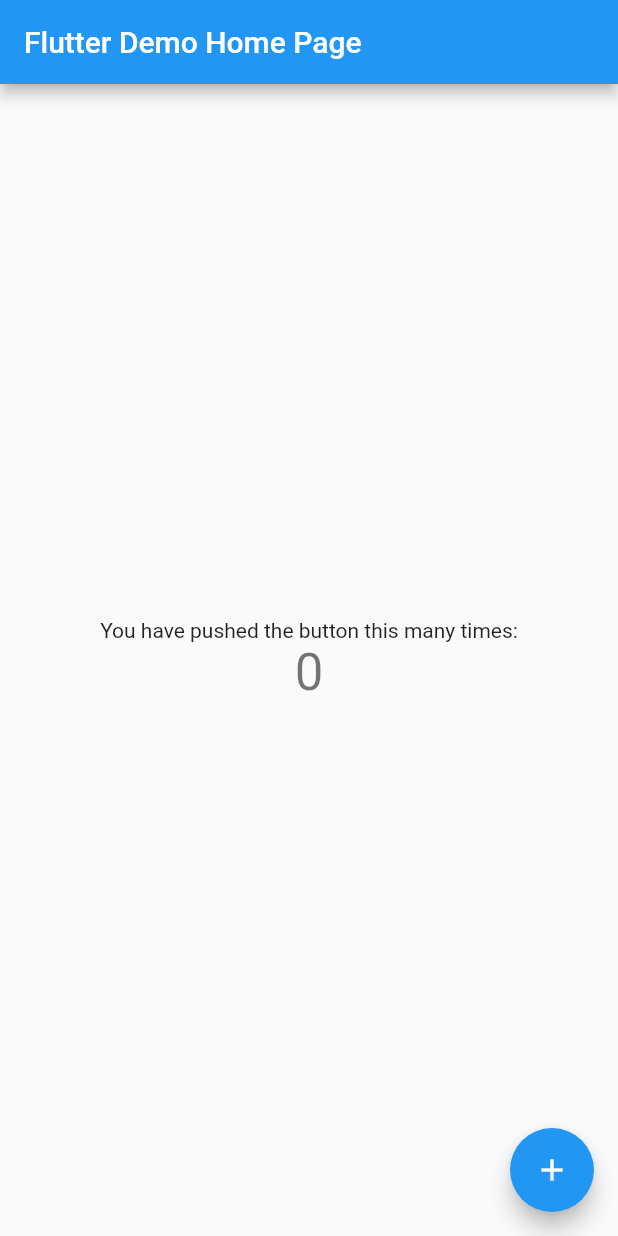
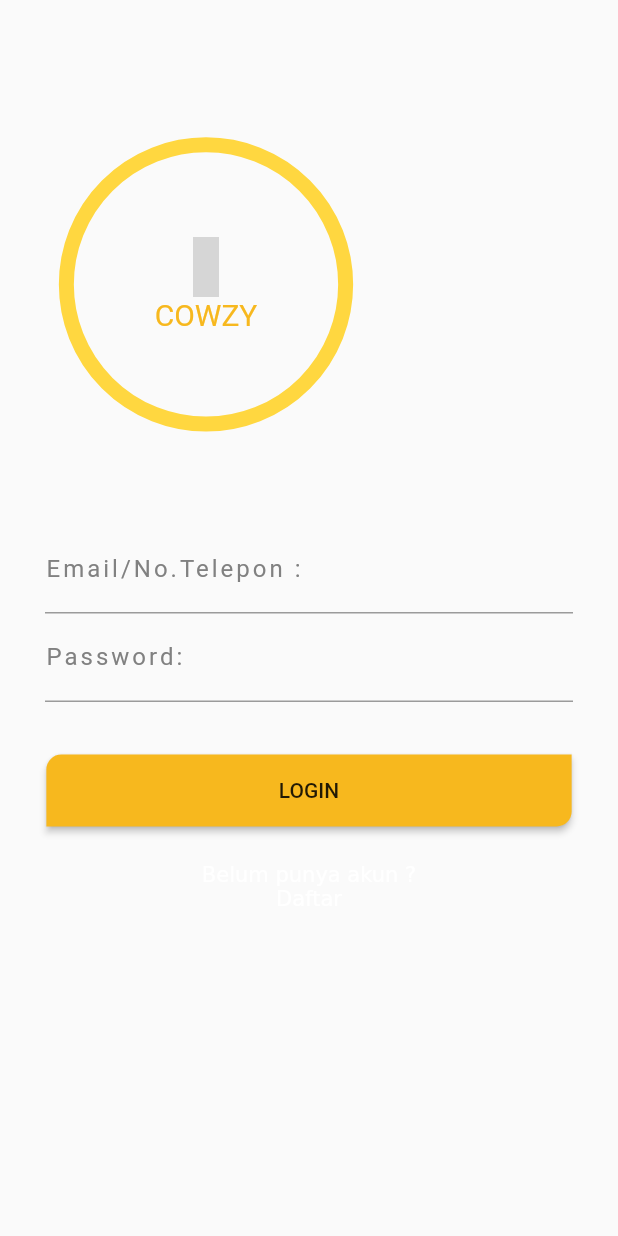
Before and after one commit to AbyanAhmad/prak-app, a Flutter app: the screen it shows after launch, on a phone screen of 412 x 824 dp. Run offline on Flutter 3.47's test engine with Material 2 defaults, Android fonts, the phone set to English and light mode, and no system bars; statements that could not run were skipped; grey boxes are pictures that could not be loaded.

Commit message:
Login Page

```diff
--- a/lib/main.dart
+++ b/lib/main.dart
@@ -1,117 +1,20 @@
 import 'package:flutter/material.dart';
-
+import 'package:prak_ppl/ui/login.dart';
 void main() {
   runApp(MyApp());
 }
 
-class MyApp extends StatelessWidget {
-  // This widget is the root of your application.
+class MyApp extends StatefulWidget {
+  @override
+  _MyAppState createState() => _MyAppState();
+}
+
+class _MyAppState extends State<MyApp> {
   @override
   Widget build(BuildContext context) {
     return MaterialApp(
-      title: 'Flutter Demo',
-      theme: ThemeData(
-        // This is the theme of your application.
-        //
-        // Try running your application with "flutter run". You'll see the
-        // application has a blue toolbar. Then, without quitting the app, try
-        // changing the primarySwatch below to Colors.green and then invoke
-        // "hot reload" (press "r" in the console where you ran "flutter run",
-        // or simply save your changes to "hot reload" in a Flutter IDE).
-        // Notice that the counter didn't reset back to zero; the application
-        // is not restarted.
-        primarySwatch: Colors.blue,
-        // This makes the visual density adapt to the platform that you run
-        // the app on. For desktop platforms, the controls will be smaller and
-        // closer together (more dense) than on mobile platforms.
-        visualDensity: VisualDensity.adaptivePlatformDensity,
-      ),
-      home: MyHomePage(title: 'Flutter Demo Home Page'),
+      debugShowCheckedModeBanner: false,
+      home: Login(),
     );
   }
 }
-
-class MyHomePage extends StatefulWidget {
-  MyHomePage({Key key, this.title}) : super(key: key);
-
-  // This widget is the home page of your application. It is stateful, meaning
-  // that it has a State object (defined below) that contains fields that affect
-  // how it looks.
-
-  // This class is the configuration for the state. It holds the values (in this
-  // case the title) provided by the parent (in this case the App widget) and
-  // used by the build method of the State. Fields in a Widget subclass are
-  // always marked "final".
-
-  final String title;
-
-  @override
-  _MyHomePageState createState() => _MyHomePageState();
-}
-
-class _MyHomePageState extends State<MyHomePage> {
-  int _counter = 0;
-
-  void _incrementCounter() {
-    setState(() {
-      // This call to setState tells the Flutter framework that something has
-      // changed in this State, which causes it to rerun the build method below
-      // so that the display can reflect the updated values. If we changed
-      // _counter without calling setState(), then the build method would not be
-      // called again, and so nothing would appear to happen.
-      _counter++;
-    });
-  }
-
-  @override
-  Widget build(BuildContext context) {
-    // This method is rerun every time setState is called, for instance as done
-    // by the _incrementCounter method above.
-    //
-    // The Flutter framework has been optimized to make rerunning build methods
-    // fast, so that you can just rebuild anything that needs updating rather
-    // than having to individually change instances of widgets.
-    return Scaffold(
-      appBar: AppBar(
-        // Here we take the value from the MyHomePage object that was created by
-        // the App.build method, and use it to set our appbar title.
-        title: Text(widget.title),
-      ),
-      body: Center(
-        // Center is a layout widget. It takes a single child and positions it
-        // in the middle of the parent.
-        child: Column(
-          // Column is also a layout widget. It takes a list of children and
-          // arranges them vertically. By default, it sizes itself to fit its
-          // children horizontally, and tries to be as tall as its parent.
-          //
-          // Invoke "debug painting" (press "p" in the console, choose the
-          // "Toggle Debug Paint" action from the Flutter Inspector in Android
-          // Studio, or the "Toggle Debug Paint" command in Visual Studio Code)
-          // to see the wireframe for each widget.
-          //
-          // Column has various properties to control how it sizes itself and
-          // how it positions its children. Here we use mainAxisAlignment to
-          // center the children vertically; the main axis here is the vertical
-          // axis because Columns are vertical (the cross axis would be
-          // horizontal).
-          mainAxisAlignment: MainAxisAlignment.center,
-          children: <Widget>[
-            Text(
-              'You have pushed the button this many times:',
-            ),
-            Text(
-              '$_counter',
-              style: Theme.of(context).textTheme.headline4,
-            ),
-          ],
-        ),
-      ),
-      floatingActionButton: FloatingActionButton(
-        onPressed: _incrementCounter,
-        tooltip: 'Increment',
-        child: Icon(Icons.add),
-      ), // This trailing comma makes auto-formatting nicer for build methods.
-    );
-  }
-}
--- /dev/null
+++ b/lib/ui/login.dart
@@ -0,0 +1,220 @@
+import 'package:flutter/material.dart';
+
+
+
+
+
+class Login extends StatefulWidget {
+  @override
+  _LoginState createState() => _LoginState();
+}
+
+class _LoginState extends State<Login> {
+  double getSmallDiameter(BuildContext context) =>
+      MediaQuery.of(context).size.width * 2 / 3;
+  double getBigDiameter(BuildContext context) =>
+      MediaQuery.of(context).size.width * 7 / 8;
+
+  PostResult login;
+  DialogBox dialogBox;
+  TextEditingController phoneNumber = TextEditingController();
+  TextEditingController password = TextEditingController();
+
+
+  @override
+  void initState() {
+    super.initState();
+    Hive.registerAdapter(
+      UserDataAdapter(),
+    );
+    _openBox();
+  }
+
+  Future _openBox() async {
+    var dir = await getApplicationDocumentsDirectory();
+    Hive.init(dir.path);
+    return;
+  }
+
+  Widget build(BuildContext context) {
+    return Scaffold(
+      body: Stack(
+        children: <Widget>[
+          Positioned(
+            left: getSmallDiameter(context) / 7,
+            top: getSmallDiameter(context) / 3,
+            child: Container(
+              child: Column(
+                mainAxisAlignment: MainAxisAlignment.center,
+                children: <Widget>[
+                  Icon(
+                    Car.car_solid,
+                    size: 40,
+                  ),
+                  Text("COWZY",
+                      style: TextStyle(
+                          color: Color(0xFFFFF7B81E), fontSize: 20.0)),
+                ],
+              ),
+              width: getSmallDiameter(context) / 1.4,
+              height: getSmallDiameter(context) / 1.4,
+              decoration: new BoxDecoration(
+                borderRadius:
+                    new BorderRadius.circular(getSmallDiameter(context) / 2),
+                border: new Border.all(
+                  width: 10.0,
+                  color: Colors.amberAccent,
+                ),
+              ),
+            ),
+          ),
+          Align(
+            alignment: Alignment.bottomCenter,
+            child: ListView(
+              children: <Widget>[
+                Container(
+                  decoration:
+                      BoxDecoration(borderRadius: BorderRadius.circular(5)),
+                  margin: EdgeInsets.fromLTRB(20, 350, 20, 10),
+                  padding: EdgeInsets.fromLTRB(10, 0, 10, 25),
+                  child: Column(
+                    children: <Widget>[
+                      TextField(
+                        onChanged: (phone) {
+                          setState(() {});
+                        },
+                        controller: phoneNumber,
+                        decoration: InputDecoration(
+                          focusedBorder: UnderlineInputBorder(
+                            borderSide: BorderSide(color: Color(0xFFFF818181)),
+                          ),
+                          labelText: "Email/No.Telepon : ",
+                          labelStyle: TextStyle(
+                              color: Color(0xFFFF818181), letterSpacing: 2.0),
+                        ),
+                      ),
+                      TextField(
+                        onChanged: (passw) {
+                          setState(() {});
+                        },
+                        controller: password,
+                        obscureText: true,
+                        decoration: InputDecoration(
+                          focusedBorder: UnderlineInputBorder(
+                            borderSide: BorderSide(color: Color(0xFFFF818181)),
+                          ),
+                          labelText: "Password: ",
+                          labelStyle: TextStyle(
+                              color: Color(0xFFFF818181), letterSpacing: 2.0),
+                        ),
+                      )
+                    ],
+                  ),
+                ),
+                Align(
+                  alignment: Alignment.bottomCenter,
+                  child: MaterialButton(
+                    minWidth: MediaQuery.of(context).size.width * 0.85,
+                    height: 48.0,
+                    elevation: 2.0,
+                    //child: RaisedButton(
+                    color: Color(0xFFFFF7B81E),
+                    shape: RoundedRectangleBorder(
+                      borderRadius: BorderRadius.only(
+                          topLeft: Radius.circular(10),
+                          bottomRight: Radius.circular(10)),
+                    ),
+                    onPressed: () {
+                      PostResult.connectToApI(phoneNumber.text, password.text)
+                          .then((value) {
+                        login = value;
+                        setState(() async {
+                          if (login.message == null) {
+                            Navigator.pushReplacement(
+                              context,
+                              PageTransition(
+                                  child: Home(), type: PageTransitionType.fade),
+                            ) ;
+                            var userDataBox = Hive.box("UserData");
+                            userDataBox.add(UserData(phoneNumber.toString(), 1));
+                          } else {
+                            await DialogBox.showCustomAlertBox(
+                                context: context,
+                                firstButton: MaterialButton(
+                                  shape: RoundedRectangleBorder(
+                                    borderRadius: BorderRadius.circular(40),
+                                  ),
+                                  color: Colors.white,
+                                  child: Text('Ok'),
+                                  onPressed: () {
+                                    Navigator.of(context).pop();
+                                  },
+                                ),
+                                yourWidget: Container(
+                                  child: Text(login.message),
+                                ));
+                          }
+                        });
+                      });
+                    },
+                    child: Text(
+                      "LOGIN",
+                      style: GoogleFonts.montserrat(
+                        textStyle: TextStyle(
+                          fontSize: 15,
+                          fontStyle: FontStyle.normal,
+                          color: Colors.white,
+                          fontWeight: FontWeight.bold,
+                          letterSpacing: 3,
+                        ),
+                      ),
+                    ),
+                    //),
+                  ),
+                ),
+                SizedBox(height: 24),
+                RichText(
+                  textAlign: TextAlign.center,
+                  text: TextSpan(
+                    text: "Belum punya akun ?\n",
+                    style: GoogleFonts.montserrat(
+                      textStyle: TextStyle(
+                        fontSize: 14,
+                        fontStyle: FontStyle.normal,
+                        color: Colors.black,
+                        fontWeight: FontWeight.bold,
+                        letterSpacing: 2,
+                      ),
+                    ),
+                    children: <TextSpan>[
+                      TextSpan(
+                        text: "Daftar",
+                        recognizer: TapGestureRecognizer()
+                          ..onTap = () => Navigator.push(
+                              context,
+                              PageTransition(
+                                  child: UserRegister(),
+                                  type:
+                                      PageTransitionType.rightToLeftWithFade)),
+                        style: GoogleFonts.montserrat(
+                          textStyle: TextStyle(
+                            fontSize: 15,
+                            fontStyle: FontStyle.normal,
+                            color: Color(0xFFFFF7B81E),
+                            fontWeight: FontWeight.bold,
+                            letterSpacing: 2,
+                          ),
+                        ),
+                      ),
+                    ],
+                  ),
+                ),
+              ],
+            ),
+          ),
+        ],
+        // ),
+      ),
+    );
+  }
+}
```
